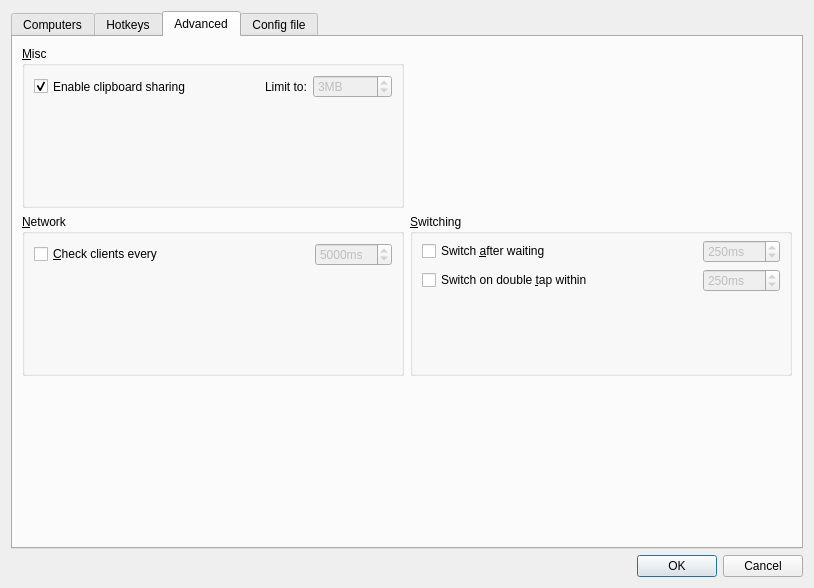
Above: src/lib/gui/dialogs/ServerConfigDialog.ui from zgpbloodwolf/deskflow before the change. Below: the same form after it.
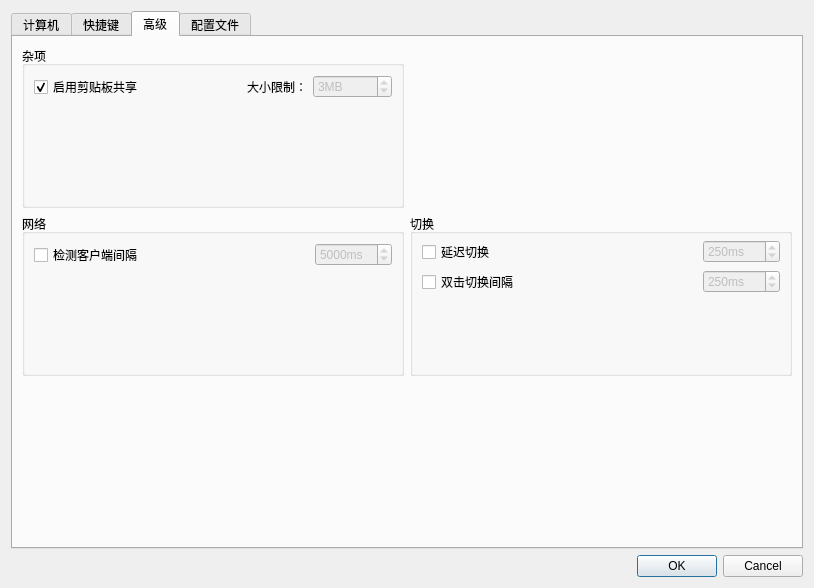
That is the form after the change. The open tabs and pages were chosen to show the change. Custom widgets are drawn as their Qt base class.

Commit message:
chore: 完成所有界面文本的简体中文本地化更新
将软件UI、弹窗、对话框中的英文文本全部替换为简体中文翻译，同时更新翻译文件中的条目，标记旧翻译为过时/已移除状态并补充新的翻译内容。

```diff
--- a/src/lib/gui/dialogs/ServerConfigDialog.ui
+++ b/src/lib/gui/dialogs/ServerConfigDialog.ui
@@ -24,7 +24,7 @@
     <widget class="QTabWidget" name="tabWidget">
      <widget class="QWidget" name="tabComputers">
       <attribute name="title">
-       <string>Computers</string>
+       <string>计算机</string>
       </attribute>
       <layout class="QVBoxLayout">
        <property name="leftMargin">
@@ -165,7 +165,7 @@
      </widget>
      <widget class="QWidget" name="tabHotkeys">
       <attribute name="title">
-       <string>Hotkeys</string>
+       <string>快捷键</string>
       </attribute>
       <layout class="QVBoxLayout" name="hotkeysLayout">
        <item>
@@ -216,7 +216,7 @@
      </widget>
      <widget class="QWidget" name="tabAdvanced">
       <attribute name="title">
-       <string>Advanced</string>
+       <string>高级</string>
       </attribute>
       <layout class="QGridLayout" name="m_pGridCorners">
        <item row="0" column="0">
@@ -227,7 +227,7 @@
           </font>
          </property>
          <property name="title">
-          <string>&amp;Misc</string>
+          <string>杂项</string>
          </property>
          <layout class="QVBoxLayout" name="verticalLayout_4">
           <item>
@@ -241,7 +241,7 @@
                </sizepolicy>
               </property>
               <property name="text">
-               <string>Enable clipboard sharing</string>
+               <string>启用剪贴板共享</string>
               </property>
               <property name="checked">
                <bool>true</bool>
@@ -264,7 +264,7 @@
             <item>
              <widget class="QLabel" name="label_7">
               <property name="text">
-               <string>Limit to:</string>
+               <string>大小限制：</string>
               </property>
              </widget>
             </item>
@@ -311,7 +311,7 @@
        <item row="1" column="0">
         <widget class="QGroupBox" name="groupNetwork">
          <property name="title">
-          <string>&amp;Network</string>
+          <string>网络</string>
          </property>
          <layout class="QVBoxLayout" name="verticalLayout_5">
           <item>
@@ -331,7 +331,7 @@
                <string>&lt;html&gt;&lt;head/&gt;&lt;body&gt;&lt;p&gt;Enables the network heartbeat to ping clients every &lt;span style=&quot; font-style:italic;&quot;&gt;n&lt;/span&gt; seconds. This may help to diagnose network problems by retrying the connection if the client becomes unresponsive.&lt;/p&gt;&lt;/body&gt;&lt;/html&gt;</string>
               </property>
               <property name="text">
-               <string>&amp;Check clients every</string>
+               <string>检测客户端间隔</string>
               </property>
              </widget>
             </item>
@@ -402,7 +402,7 @@
           </font>
          </property>
          <property name="title">
-          <string>&amp;Switching</string>
+          <string>切换</string>
          </property>
          <layout class="QVBoxLayout">
           <property name="spacing">
@@ -422,7 +422,7 @@
                <bool>true</bool>
               </property>
               <property name="text">
-               <string>Switch &amp;after waiting</string>
+               <string>延迟切换</string>
               </property>
              </widget>
             </item>
@@ -477,7 +477,7 @@
                <bool>true</bool>
               </property>
               <property name="text">
-               <string>Switch on double &amp;tap within</string>
+               <string>双击切换间隔</string>
               </property>
              </widget>
             </item>
@@ -563,7 +563,7 @@
        </sizepolicy>
       </property>
       <attribute name="title">
-       <string>Config file</string>
+       <string>配置文件</string>
       </attribute>
       <layout class="QVBoxLayout" name="verticalLayout">
        <property name="topMargin">
```
Left out of the diff: 20 changed lines with no effect on the pictures. The commit also changes 3 other files.
